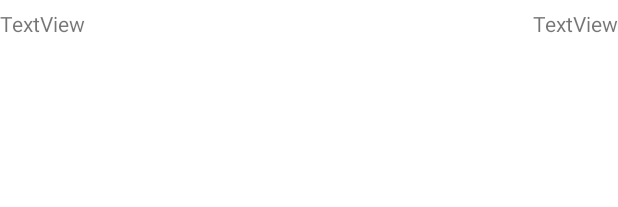
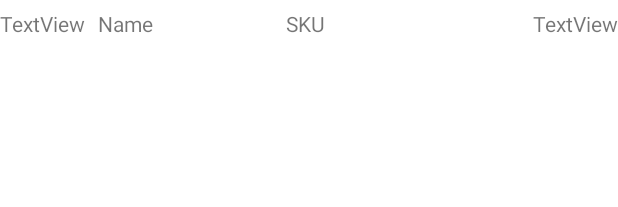
Before and after one commit to arvin07143/KUBOSS, an Android app: the layout list_item.xml on its own in the app's theme, with its tools: preview values and no code run, on a phone screen of 412 x 824 dp. Shown: the top 207 px of the screen. Run offline under Robolectric (Android 15) with nearby library versions, the phone set to English and light mode, and no system bars.

Commit message:
rack content layout

```diff
--- a/app/src/main/res/layout/list_item.xml
+++ b/app/src/main/res/layout/list_item.xml
@@ -4,6 +4,7 @@
 <androidx.constraintlayout.widget.ConstraintLayout
         xmlns:android="http://schemas.android.com/apk/res/android"
         xmlns:app="http://schemas.android.com/apk/res-auto"
+        xmlns:tools="http://schemas.android.com/tools"
         android:orientation="horizontal"
         android:layout_width="match_parent"
         android:layout_height="wrap_content"
@@ -11,18 +12,38 @@
 
     <TextView
             android:text="TextView"
-            android:layout_width="wrap_content"
+            android:layout_width="60dp"
             android:layout_height="wrap_content"
-            android:id="@+id/item_title"
+            android:id="@+id/material_id"
             app:layout_constraintStart_toStartOf="parent"
             android:paddingVertical="6dp"
-            app:layout_constraintTop_toTopOf="parent"/>
+            app:layout_constraintTop_toTopOf="parent" />
+
+    <TextView
+            android:layout_width="120dp"
+            android:layout_height="wrap_content"
+            android:id="@+id/material_name"
+            app:layout_constraintTop_toTopOf="@+id/material_id"
+            app:layout_constraintStart_toEndOf="@+id/material_id"
+            tools:text="Name"
+            android:paddingVertical="6dp"
+            android:layout_marginStart="5dp" />
+
+    <TextView
+            android:layout_width="120dp"
+            android:layout_height="wrap_content"
+            android:id="@+id/material_SKU"
+            app:layout_constraintTop_toTopOf="@+id/material_name"
+            app:layout_constraintStart_toEndOf="@+id/material_name"
+            tools:text="SKU"
+            android:paddingVertical="6dp"
+            android:layout_marginStart="5dp" />
 
     <TextView
             android:text="TextView"
             android:layout_width="wrap_content"
             android:layout_height="wrap_content"
-            android:id="@+id/item_amount"
+            android:id="@+id/material_qty"
             android:paddingVertical="6dp"
             app:layout_constraintEnd_toEndOf="parent"
             app:layout_constraintTop_toTopOf="parent"/>
```
Also changed, not shown: app/src/main/java/com/example/kuboss/adapter/rackItemAdapter.kt (+8 -4 lines), app/src/main/res/layout/fragment_rack_details.xml (+102 -61 lines).
